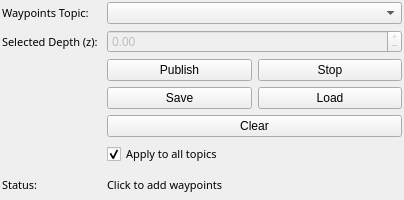
The window that coug_mapviz/ui/coug_waypoints_config.ui (BYU-FROST-Lab/cougars-ros2) describes before a commit, drawn with Qt 5.
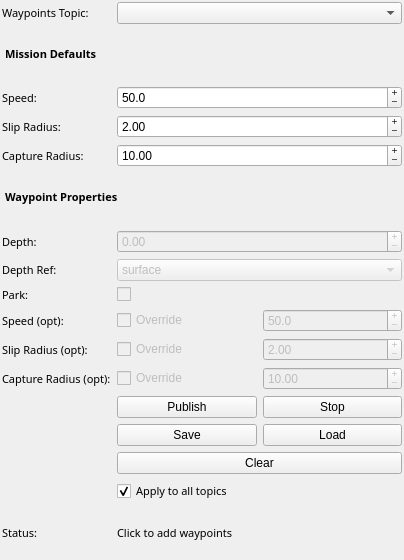
The same window after the commit.

Commit message: WIP: Coug mapviz waypoints seem to be working as expected

```diff
--- a/coug_mapviz/ui/coug_waypoints_config.ui
+++ b/coug_mapviz/ui/coug_waypoints_config.ui
@@ -11,12 +11,7 @@
   <class>coug_waypoints_config</class>
   <widget class="QWidget" name="coug_waypoints_config">
     <property name="geometry">
-      <rect>
-        <x>0</x>
-        <y>0</y>
-        <width>404</width>
-        <height>200</height>
-      </rect>
+      <rect><x>0</x><y>0</y><width>404</width><height>560</height></rect>
     </property>
 
     <property name="windowTitle">
@@ -64,42 +59,215 @@
         </widget>
       </item>
 
-      <!-- Row 1: Selected Depth -->
-      <item row="1" column="0">
-        <widget class="QLabel" name="label_selected">
+      <!-- ═══ Row 1: Mission Defaults header ═══ -->
+      <item row="1" column="0" colspan="4">
+        <widget class="QLabel" name="label_mission_defaults">
           <property name="font">
-            <font>
-              <family>Sans Serif</family>
-              <pointsize>8</pointsize>
-            </font>
+            <font><family>Sans Serif</family><pointsize>8</pointsize><bold>true</bold></font>
           </property>
-          <property name="text">
-            <string>Selected Depth (z):</string>
-          </property>
-        </widget>
-      </item>
-      <item row="1" column="1" colspan="3">
-        <widget class="QDoubleSpinBox" name="depth_editor">
-          <property name="enabled">
-            <bool>false</bool>
-          </property>
-          <property name="decimals">
-            <number>2</number>
-          </property>
-          <property name="minimum">
-            <double>-9999.990000000000009</double>
-          </property>
-          <property name="maximum">
-            <double>0.0</double>
-          </property>
-          <property name="buttonSymbols">
-            <enum>QAbstractSpinBox::PlusMinus</enum>
+          <property name="text"><string>Mission Defaults</string></property>
+          <property name="styleSheet">
+            <string notr="true">QLabel { border-bottom: 1px solid gray; padding-bottom: 2px; }</string>
           </property>
         </widget>
       </item>
 
-      <!-- Row 2: Publish / Stop -->
+      <!-- Row 2: Default Speed -->
+      <item row="2" column="0">
+        <widget class="QLabel" name="label_default_speed">
+          <property name="font"><font><family>Sans Serif</family><pointsize>8</pointsize></font></property>
+          <property name="text"><string>Speed:</string></property>
+        </widget>
+      </item>
       <item row="2" column="1" colspan="3">
+        <widget class="QDoubleSpinBox" name="default_speed_editor">
+          <property name="decimals"><number>1</number></property>
+          <property name="minimum"><double>0.0</double></property>
+          <property name="maximum"><double>100.0</double></property>
+          <property name="value"><double>50.0</double></property>
+          <property name="buttonSymbols"><enum>QAbstractSpinBox::PlusMinus</enum></property>
+        </widget>
+      </item>
+
+      <!-- Row 3: Default Slip Radius -->
+      <item row="3" column="0">
+        <widget class="QLabel" name="label_default_slip">
+          <property name="font"><font><family>Sans Serif</family><pointsize>8</pointsize></font></property>
+          <property name="text"><string>Slip Radius:</string></property>
+        </widget>
+      </item>
+      <item row="3" column="1" colspan="3">
+        <widget class="QDoubleSpinBox" name="default_slip_radius_editor">
+          <property name="decimals"><number>2</number></property>
+          <property name="minimum"><double>0.0</double></property>
+          <property name="maximum"><double>9999.99</double></property>
+          <property name="value"><double>2.0</double></property>
+          <property name="buttonSymbols"><enum>QAbstractSpinBox::PlusMinus</enum></property>
+        </widget>
+      </item>
+
+      <!-- Row 4: Default Capture Radius -->
+      <item row="4" column="0">
+        <widget class="QLabel" name="label_default_capture">
+          <property name="font"><font><family>Sans Serif</family><pointsize>8</pointsize></font></property>
+          <property name="text"><string>Capture Radius:</string></property>
+        </widget>
+      </item>
+      <item row="4" column="1" colspan="3">
+        <widget class="QDoubleSpinBox" name="default_capture_radius_editor">
+          <property name="decimals"><number>2</number></property>
+          <property name="minimum"><double>0.0</double></property>
+          <property name="maximum"><double>9999.99</double></property>
+          <property name="value"><double>10.0</double></property>
+          <property name="buttonSymbols"><enum>QAbstractSpinBox::PlusMinus</enum></property>
+        </widget>
+      </item>
+
+      <!-- ═══ Row 5: Waypoint Properties header ═══ -->
+      <item row="5" column="0" colspan="4">
+        <widget class="QLabel" name="label_wp_props">
+          <property name="font">
+            <font><family>Sans Serif</family><pointsize>8</pointsize><bold>true</bold></font>
+          </property>
+          <property name="text"><string>Waypoint Properties</string></property>
+          <property name="styleSheet">
+            <string notr="true">QLabel { border-bottom: 1px solid gray; padding-bottom: 2px; }</string>
+          </property>
+        </widget>
+      </item>
+
+      <!-- Row 6: Depth value -->
+      <item row="6" column="0">
+        <widget class="QLabel" name="label_depth">
+          <property name="font"><font><family>Sans Serif</family><pointsize>8</pointsize></font></property>
+          <property name="text"><string>Depth:</string></property>
+        </widget>
+      </item>
+      <item row="6" column="1" colspan="3">
+        <widget class="QDoubleSpinBox" name="depth_editor">
+          <property name="enabled"><bool>false</bool></property>
+          <property name="decimals"><number>2</number></property>
+          <property name="minimum"><double>-9999.99</double></property>
+          <property name="maximum"><double>9999.99</double></property>
+          <property name="buttonSymbols"><enum>QAbstractSpinBox::PlusMinus</enum></property>
+        </widget>
+      </item>
+
+      <!-- Row 7: Depth reference (required) -->
+      <item row="7" column="0">
+        <widget class="QLabel" name="label_depth_ref">
+          <property name="font"><font><family>Sans Serif</family><pointsize>8</pointsize></font></property>
+          <property name="text"><string>Depth Ref:</string></property>
+        </widget>
+      </item>
+      <item row="7" column="1" colspan="3">
+        <widget class="QComboBox" name="depth_ref_selector">
+          <property name="enabled"><bool>false</bool></property>
+          <item><property name="text"><string>surface</string></property></item>
+          <item><property name="text"><string>bottom</string></property></item>
+        </widget>
+      </item>
+
+      <!-- Row 8: Park (required) -->
+      <item row="8" column="0">
+        <widget class="QLabel" name="label_park">
+          <property name="font"><font><family>Sans Serif</family><pointsize>8</pointsize></font></property>
+          <property name="text"><string>Park:</string></property>
+        </widget>
+      </item>
+      <item row="8" column="1" colspan="3">
+        <widget class="QCheckBox" name="park_checkbox">
+          <property name="enabled"><bool>false</bool></property>
+          <property name="text"><string></string></property>
+        </widget>
+      </item>
+
+      <!-- Row 9: Speed (optional per-waypoint override) -->
+      <item row="9" column="0">
+        <widget class="QLabel" name="label_speed">
+          <property name="font"><font><family>Sans Serif</family><pointsize>8</pointsize></font></property>
+          <property name="text"><string>Speed (opt):</string></property>
+        </widget>
+      </item>
+      <item row="9" column="1" colspan="3">
+        <layout class="QHBoxLayout" name="layout_speed">
+          <item>
+            <widget class="QCheckBox" name="speed_override_checkbox">
+              <property name="enabled"><bool>false</bool></property>
+              <property name="text"><string>Override</string></property>
+            </widget>
+          </item>
+          <item>
+            <widget class="QDoubleSpinBox" name="speed_editor">
+              <property name="enabled"><bool>false</bool></property>
+              <property name="decimals"><number>1</number></property>
+              <property name="minimum"><double>0.0</double></property>
+              <property name="maximum"><double>100.0</double></property>
+              <property name="value"><double>50.0</double></property>
+              <property name="buttonSymbols"><enum>QAbstractSpinBox::PlusMinus</enum></property>
+            </widget>
+          </item>
+        </layout>
+      </item>
+
+      <!-- Row 10: Slip Radius (optional per-waypoint override) -->
+      <item row="10" column="0">
+        <widget class="QLabel" name="label_slip_radius">
+          <property name="font"><font><family>Sans Serif</family><pointsize>8</pointsize></font></property>
+          <property name="text"><string>Slip Radius (opt):</string></property>
+        </widget>
+      </item>
+      <item row="10" column="1" colspan="3">
+        <layout class="QHBoxLayout" name="layout_slip_radius">
+          <item>
+            <widget class="QCheckBox" name="slip_radius_override_checkbox">
+              <property name="enabled"><bool>false</bool></property>
+              <property name="text"><string>Override</string></property>
+            </widget>
+          </item>
+          <item>
+            <widget class="QDoubleSpinBox" name="slip_radius_editor">
+              <property name="enabled"><bool>false</bool></property>
+              <property name="decimals"><number>2</number></property>
+              <property name="minimum"><double>0.0</double></property>
+              <property name="maximum"><double>9999.99</double></property>
+              <property name="value"><double>2.0</double></property>
+              <property name="buttonSymbols"><enum>QAbstractSpinBox::PlusMinus</enum></property>
+            </widget>
+          </item>
+        </layout>
+      </item>
+
+      <!-- Row 11: Capture Radius (optional per-waypoint override) -->
+      <item row="11" column="0">
+        <widget class="QLabel" name="label_capture_radius">
+          <property name="font"><font><family>Sans Serif</family><pointsize>8</pointsize></font></property>
+          <property name="text"><string>Capture Radius (opt):</string></property>
+        </widget>
+      </item>
+      <item row="11" column="1" colspan="3">
+        <layout class="QHBoxLayout" name="layout_capture_radius">
+          <item>
+            <widget class="QCheckBox" name="capture_radius_override_checkbox">
+              <property name="enabled"><bool>false</bool></property>
+              <property name="text"><string>Override</string></property>
+            </widget>
+          </item>
+          <item>
+            <widget class="QDoubleSpinBox" name="capture_radius_editor">
+              <property name="enabled"><bool>false</bool></property>
+              <property name="decimals"><number>2</number></property>
+              <property name="minimum"><double>0.0</double></property>
+              <property name="maximum"><double>9999.99</double></property>
+              <property name="value"><double>10.0</double></property>
+              <property name="buttonSymbols"><enum>QAbstractSpinBox::PlusMinus</enum></property>
+            </widget>
+          </item>
+        </layout>
+      </item>
+
+      <!-- ═══ Row 12: Publish / Stop ═══ -->
+      <item row="12" column="1" colspan="3">
         <layout class="QHBoxLayout" name="horizontalLayout_pub_stop">
           <item>
             <widget class="QPushButton" name="publish">
@@ -118,8 +286,8 @@
         </layout>
       </item>
 
-      <!-- Row 3: Save / Load -->
-      <item row="3" column="1" colspan="3">
+      <!-- Row 13: Save / Load -->
+      <item row="13" column="1" colspan="3">
         <layout class="QHBoxLayout" name="horizontalLayout_file">
           <item>
             <widget class="QPushButton" name="save">
@@ -138,8 +306,8 @@
         </layout>
       </item>
 
-      <!-- Row 4: Clear -->
-      <item row="4" column="1" colspan="3">
+      <!-- Row 14: Clear -->
+      <item row="14" column="1" colspan="3">
         <widget class="QPushButton" name="clear">
           <property name="text">
             <string>Clear</string>
@@ -147,8 +315,8 @@
         </widget>
       </item>
 
-      <!-- Row 5: Checkbox -->
-      <item row="5" column="1" colspan="3">
+      <!-- Row 15: Apply all -->
+      <item row="15" column="1" colspan="3">
         <widget class="QCheckBox" name="apply_all">
           <property name="font">
             <font>
@@ -165,21 +333,14 @@
         </widget>
       </item>
 
-      <!-- Row 6: Status -->
-      <item row="6" column="0">
-        <widget class="QLabel" name="label_2">
-          <property name="font">
-            <font>
-              <family>Sans Serif</family>
-              <pointsize>8</pointsize>
-            </font>
-          </property>
-          <property name="text">
-            <string>Status:</string>
-          </property>
+      <!-- Row 16: Status -->
+      <item row="16" column="0">
+        <widget class="QLabel" name="label_status">
+          <property name="font"><font><family>Sans Serif</family><pointsize>8</pointsize></font></property>
+          <property name="text"><string>Status:</string></property>
         </widget>
       </item>
-      <item row="6" column="1" colspan="3">
+      <item row="16" column="1" colspan="3">
         <widget class="QLabel" name="status">
           <property name="font">
             <font>
```
Left out of the diff: 103 changed lines with no effect on the pictures. The commit also changes 4 other files.
